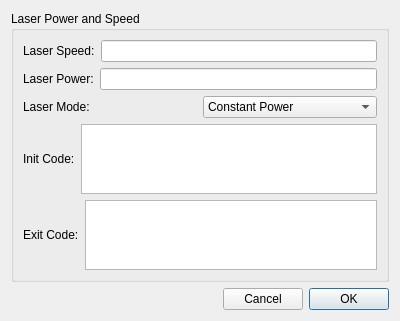
This is src/gui/ExportGcodeDialog.ui in pythonscad/pythonscad as Qt 5 draws it before an edit. The edited form follows.
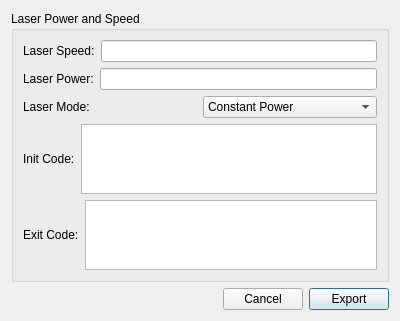
This is the edited form.

Commit message: feat(gui): GIMP-style Export and Export as (#1042)

The edit to the form file:
```diff
--- a/src/gui/ExportGcodeDialog.ui
+++ b/src/gui/ExportGcodeDialog.ui
@@ -151,7 +151,7 @@
      <item>
       <widget class="QPushButton" name="pushButtonOk">
        <property name="text">
-        <string>OK</string>
+        <string>Export</string>
        </property>
        <property name="default">
         <bool>true</bool>
```
The commit also changes 31 other files.
